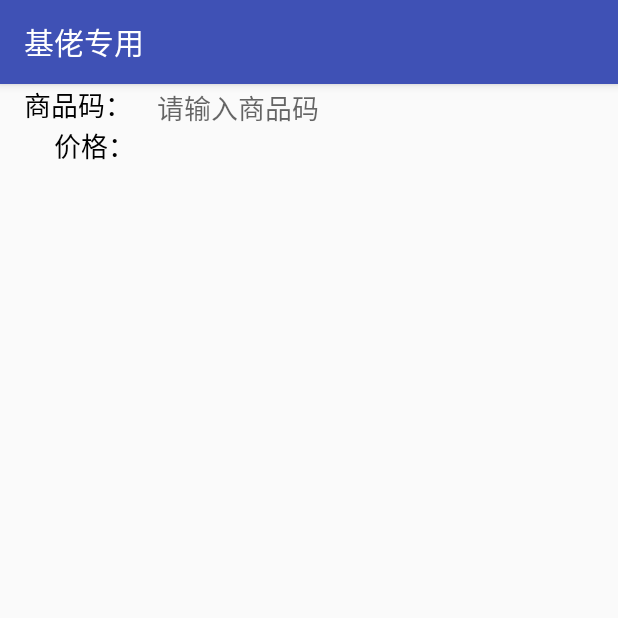
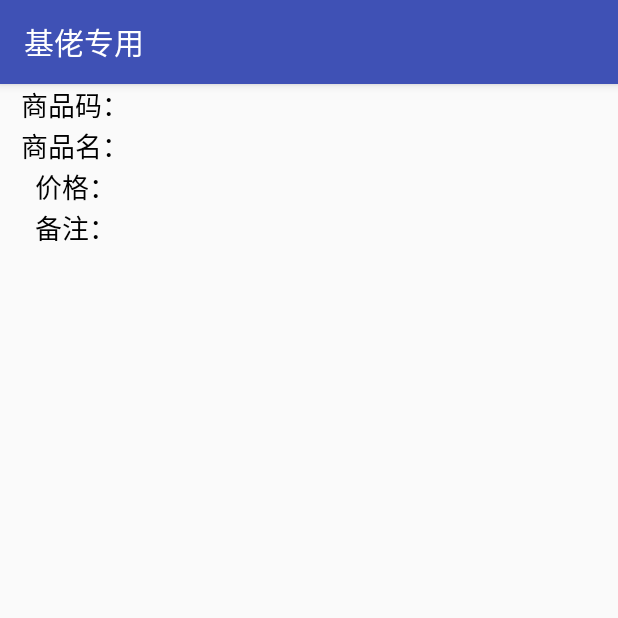
Before and after one commit to lizengcheng/Gools-QRcode, an Android app: the SaomiaoActivity screen opened directly, with no data from a screen before it, on a phone screen of 412 x 824 dp, the top half of it. Run offline under Robolectric (Android 15) with nearby library versions, the phone set to English and light mode, and no system bars.

```diff
--- a/app/build.gradle
+++ b/app/build.gradle
@@ -28,4 +28,5 @@ dependencies {
     compile 'com.android.support:appcompat-v7:26.+'
     compile 'com.android.support.constraint:constraint-layout:1.0.2'
     testCompile 'junit:junit:4.12'
+    compile 'com.android.support:appcompat-v7:26.0.0-alpha1'
 }
--- a/app/src/main/java/com/example/u/gools_qrcode/addGoods/AddGoodsActivity.java
+++ b/app/src/main/java/com/example/u/gools_qrcode/addGoods/AddGoodsActivity.java
@@ -78,11 +78,13 @@ public class AddGoodsActivity extends AppCompatActivity {
             if (requestCode == REQ_CODE) {
                 image.setVisibility(View.GONE);
                 goodscode.setVisibility(View.VISIBLE);
-
-                String result = data.getStringExtra(CaptureActivity.SCAN_QRCODE_RESULT);
-
-                goodscode.setText(result);
-                showToast("扫码结果：" + result);
+                try {
+                    String result = data.getStringExtra(CaptureActivity.SCAN_QRCODE_RESULT);
+                    goodscode.setText(result);
+                    showToast("扫码结果：" + result);
+                }catch (Exception e){
+                    showToast("手动添加" );
+                }
             }
         }
 
--- a/app/src/main/java/com/example/u/gools_qrcode/dao/DAO.java
+++ b/app/src/main/java/com/example/u/gools_qrcode/dao/DAO.java
@@ -29,6 +29,16 @@ public class DAO {
                 tb_goods.getGoodsId(),
                 tb_goods.getMark()});
     }
+    public  Tb_goods find(Long goodsId) {
+        db = helper.getWritableDatabase();
+        Cursor cursor = db.rawQuery("select * from goods where goodsId = ?", new String[] { String.valueOf(goodsId) });
+        if (cursor.moveToNext()) {
+            return new Tb_goods(cursor.getInt(cursor.getColumnIndex("_id")), cursor.getString(cursor.getColumnIndex("name")), cursor.getDouble(cursor
+                    .getColumnIndex("prize")), cursor.getString(cursor.getColumnIndex("goodsId")),
+                    cursor.getString(cursor.getColumnIndex("mark")));
+        }
+        return null;
+    }
     public List<Tb_goods> getScrollData(int start, int count) {
         List<Tb_goods> tb_inaccount = new ArrayList<Tb_goods>();
         db = helper.getWritableDatabase();
--- a/app/src/main/java/com/example/u/gools_qrcode/saomiao/SaomiaoActivity.java
+++ b/app/src/main/java/com/example/u/gools_qrcode/saomiao/SaomiaoActivity.java
@@ -2,32 +2,45 @@ package com.example.u.gools_qrcode.saomiao;
 
 import android.content.Context;
 import android.content.Intent;
-import android.graphics.Bitmap;
 import android.support.v7.app.AppCompatActivity;
 import android.os.Bundle;
 import android.view.View;
+import android.widget.EditText;
 import android.widget.ImageView;
 import android.widget.TextView;
 import android.widget.Toast;
 
+import com.example.u.gools_qrcode.MainActivity;
 import com.example.u.gools_qrcode.R;
+import com.example.u.gools_qrcode.dao.DAO;
+import com.example.u.gools_qrcode.model.Tb_goods;
 import com.google.zxing.activity.CaptureActivity;
 
 public class SaomiaoActivity extends AppCompatActivity {
 
     ImageView image;
-    TextView tvResult;
+    TextView tvGoodsId;
+    TextView tvGoodName;
+    TextView tvGoodsPrize;
+    TextView tvGoodMark;
+
     private Context mContext;
     private final static int REQ_CODE = 1028;
+
+    private DAO dao = new DAO(SaomiaoActivity.this);
 
     @Override
     protected void onCreate(Bundle savedInstanceState) {
         super.onCreate(savedInstanceState);
         setContentView(R.layout.activity_saomiao);
-        tvResult= (TextView) findViewById(R.id.tv_result);
+        tvGoodsId= (TextView) findViewById(R.id.tv_goodscode);
+        tvGoodName= (TextView) findViewById(R.id.tv_goodname);
+        tvGoodsPrize= (TextView) findViewById(R.id.tv_goodsprize);
+        tvGoodMark= (TextView) findViewById(R.id.tv_goodmark);
         startScan();
         mContext = this;
         image= (ImageView) findViewById(R.id.image);
+
     }
     public  void startScan(){
         Intent intent = new Intent(this,CaptureActivity.class);
@@ -39,10 +52,19 @@ public class SaomiaoActivity extends AppCompatActivity {
         super.onActivityResult(requestCode, resultCode, data);
         if (requestCode == REQ_CODE) {
             image.setVisibility(View.GONE);
-            tvResult.setVisibility(View.VISIBLE);
-            String result = data.getStringExtra(CaptureActivity.SCAN_QRCODE_RESULT);
-            tvResult.setText(result);
-            showToast("扫码结果：" + result);
+            tvGoodsId.setVisibility(View.VISIBLE);
+
+            try {
+                String result = data.getStringExtra(CaptureActivity.SCAN_QRCODE_RESULT);
+                tvGoodsId.setText(result);
+                Tb_goods tb_goods = dao.find(Long.valueOf(tvGoodsId.getText().toString()));
+                tvGoodName.setText(String.valueOf(tb_goods.getName()));
+                tvGoodsPrize.setText(String.valueOf(tb_goods.getPrize()));
+                tvGoodMark.setText(tb_goods.getMark());
+                showToast("扫码结果：" + result);
+            }catch (Exception e){
+                finish();
+            }
         }
     }
 
--- a/app/src/main/res/layout/activity_saomiao.xml
+++ b/app/src/main/res/layout/activity_saomiao.xml
@@ -16,8 +16,7 @@
         android:orientation="horizontal">
 
         <TextView
-            android:layout_width="wrap_content"
-            android:layout_weight="1"
+            android:layout_width="100sp"
             android:layout_height="wrap_content"
             android:text="商品码："
             android:textColor="#000000"
@@ -25,11 +24,10 @@
             android:gravity="center"/>
 
         <TextView
-            android:id="@+id/tv_result"
-            android:hint="请输入商品码"
+
+            android:id="@+id/tv_goodscode"
             android:textSize="18sp"
-            android:layout_width="wrap_content"
-            android:layout_weight="6"
+            android:layout_width="match_parent"
             android:layout_height="wrap_content" />
     </LinearLayout>
     <LinearLayout
@@ -38,8 +36,27 @@
         android:orientation="horizontal">
 
         <TextView
-            android:layout_width="wrap_content"
-            android:layout_weight="1"
+            android:layout_width="100sp"
+            android:layout_height="wrap_content"
+            android:text="商品名："
+            android:textColor="#000000"
+            android:textSize="18sp"
+            android:gravity="center"/>
+
+        <TextView
+
+            android:id="@+id/tv_goodname"
+            android:textSize="18sp"
+            android:layout_width="match_parent"
+            android:layout_height="wrap_content" />
+    </LinearLayout>
+    <LinearLayout
+        android:layout_width="match_parent"
+        android:layout_height="wrap_content"
+        android:orientation="horizontal">
+
+        <TextView
+            android:layout_width="100sp"
             android:layout_height="wrap_content"
             android:text="价格："
             android:textColor="#000000"
@@ -50,9 +67,28 @@
 
             android:id="@+id/tv_goodsprize"
             android:textSize="18sp"
-            android:layout_width="wrap_content"
-            android:layout_weight="4"
+            android:layout_width="match_parent"
+            android:layout_height="wrap_content" />
+    </LinearLayout>
+    <LinearLayout
+        android:layout_width="match_parent"
+        android:layout_height="wrap_content"
+        android:orientation="horizontal">
+
+        <TextView
+            android:layout_width="100sp"
+            android:layout_height="wrap_content"
+            android:text="备注："
+            android:textColor="#000000"
+            android:textSize="18sp"
+            android:gravity="center"/>
+
+        <TextView
+            android:id="@+id/tv_goodmark"
+            android:textSize="18sp"
+            android:layout_width="match_parent"
             android:layout_height="wrap_content" />
     </LinearLayout>
 
+
 </LinearLayout>
```
